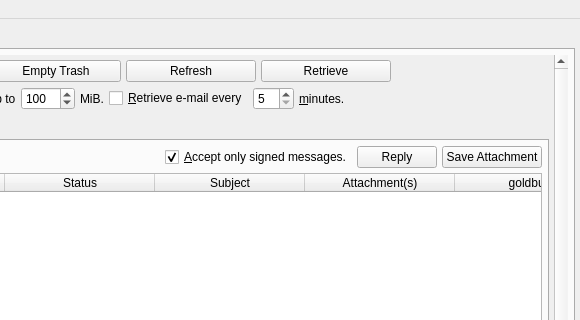
Above: UI/controlcenter.ui from xloem/spot-on-svn before the change; both pictures show x 320 to 900 and y 0 to 320 of the 900 by 550 pixel window. Below: the same form after it.
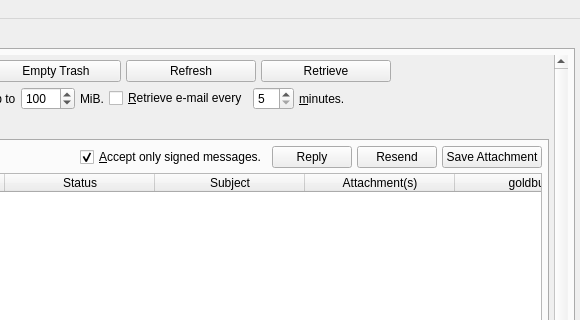
That is the form after the change. The open tabs and pages were chosen to show the change. Icons and pictures are not drawn. Custom widgets are drawn as their Qt base class.

Commit message: Resend mail.

The edit to the form file:
```diff
--- a/UI/controlcenter.ui
+++ b/UI/controlcenter.ui
@@ -1207,6 +1207,13 @@
                     </property>
                    </widget>
                   </item>
+                  <item>
+                   <widget class="QPushButton" name="resend">
+                    <property name="text">
+                     <string>Resend</string>
+                    </property>
+                   </widget>
+                  </item>
                   <item>
                    <widget class="QPushButton" name="saveAttachment">
                     <property name="text">
```
Left out of the diff: 21 changed lines with no effect on the pictures. The commit also changes 4 other files.
